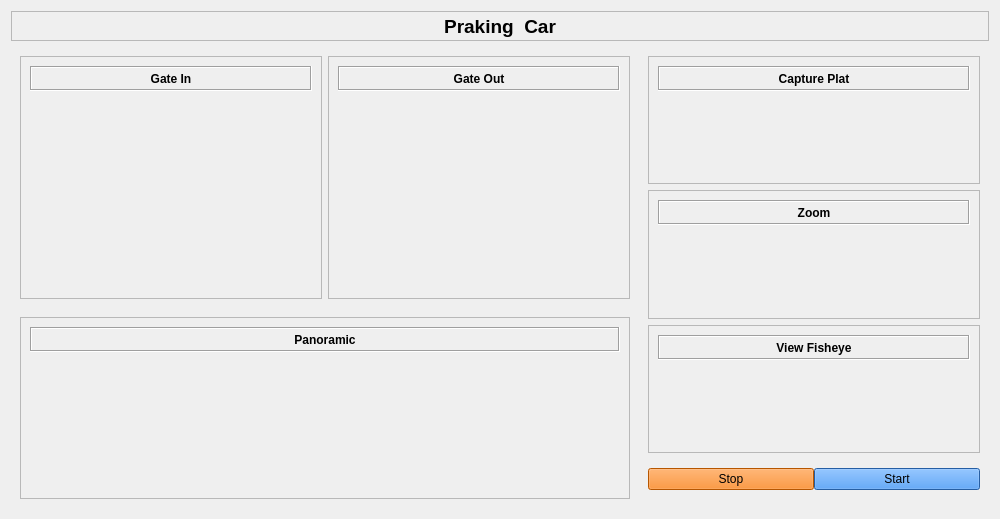
Above: ui_main.ui from regaarz/plugin-car-parking-system before the change. Below: the same form after it.
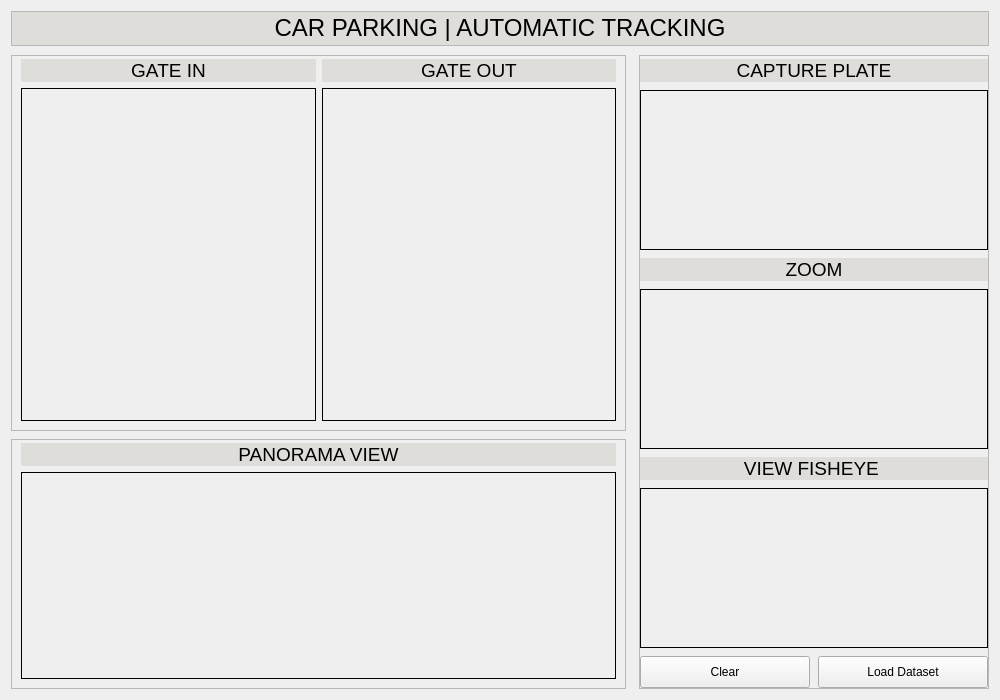
That is the form after the change.

```diff
--- a/ui_main.ui
+++ b/ui_main.ui
@@ -7,7 +7,7 @@
     <x>0</x>
     <y>0</y>
     <width>1000</width>
-    <height>519</height>
+    <height>700</height>
    </rect>
   </property>
   <property name="minimumSize">
@@ -19,69 +19,7 @@
   <property name="windowTitle">
    <string>Form</string>
   </property>
-  <layout class="QVBoxLayout" name="verticalLayout">
-   <item>
-    <widget class="QFrame" name="frame_2">
-     <property name="sizePolicy">
-      <sizepolicy hsizetype="Preferred" vsizetype="Preferred">
-       <horstretch>0</horstretch>
-       <verstretch>0</verstretch>
-      </sizepolicy>
-     </property>
-     <property name="minimumSize">
-      <size>
-       <width>0</width>
-       <height>30</height>
-      </size>
-     </property>
-     <property name="maximumSize">
-      <size>
-       <width>16777215</width>
-       <height>30</height>
-      </size>
-     </property>
-     <property name="frameShape">
-      <enum>QFrame::StyledPanel</enum>
-     </property>
-     <property name="frameShadow">
-      <enum>QFrame::Raised</enum>
-     </property>
-     <layout class="QVBoxLayout" name="verticalLayout_5">
-      <property name="spacing">
-       <number>0</number>
-      </property>
-      <property name="leftMargin">
-       <number>0</number>
-      </property>
-      <property name="topMargin">
-       <number>0</number>
-      </property>
-      <property name="rightMargin">
-       <number>0</number>
-      </property>
-      <property name="bottomMargin">
-       <number>0</number>
-      </property>
-      <item>
-       <widget class="QLabel" name="label">
-        <property name="font">
-         <font>
-          <pointsize>14</pointsize>
-          <weight>75</weight>
-          <bold>true</bold>
-         </font>
-        </property>
-        <property name="text">
-         <string>Praking  Car</string>
-        </property>
-        <property name="alignment">
-         <set>Qt::AlignCenter</set>
-        </property>
-       </widget>
-      </item>
-     </layout>
-    </widget>
-   </item>
+  <layout class="QHBoxLayout" name="horizontalLayout_2">
    <item>
     <widget class="QFrame" name="frame">
      <property name="frameShape">
@@ -90,7 +28,7 @@
      <property name="frameShadow">
       <enum>QFrame::Raised</enum>
      </property>
-     <layout class="QHBoxLayout" name="horizontalLayout">
+     <layout class="QVBoxLayout" name="verticalLayout">
       <property name="spacing">
        <number>0</number>
       </property>
@@ -106,6 +44,48 @@
       <property name="bottomMargin">
        <number>0</number>
       </property>
+      <item>
+       <widget class="QFrame" name="frame_2">
+        <property name="maximumSize">
+         <size>
+          <width>16777215</width>
+          <height>35</height>
+         </size>
+        </property>
+        <property name="frameShape">
+         <enum>QFrame::StyledPanel</enum>
+        </property>
+        <property name="frameShadow">
+         <enum>QFrame::Raised</enum>
+        </property>
+        <layout class="QHBoxLayout" name="horizontalLayout_4">
+         <property name="leftMargin">
+          <number>0</number>
+         </property>
+         <property name="topMargin">
+          <number>0</number>
+         </property>
+         <property name="rightMargin">
+          <number>0</number>
+         </property>
+         <property name="bottomMargin">
+          <number>0</number>
+         </property>
+         <item>
+          <widget class="QLabel" name="label_10">
+           <property name="styleSheet">
+            <string notr="true">background-color: rgb(222, 221, 218);
+font: 75 11pt &quot;Ubuntu&quot;;
+font: 75 11pt &quot;Ubuntu Condensed&quot;;</string>
+           </property>
+           <property name="text">
+            <string>&lt;html&gt;&lt;head/&gt;&lt;body&gt;&lt;p align=&quot;center&quot;&gt;&lt;span style=&quot; font-size:18pt;&quot;&gt;CAR PARKING | AUTOMATIC TRACKING&lt;/span&gt;&lt;/p&gt;&lt;/body&gt;&lt;/html&gt;</string>
+           </property>
+          </widget>
+         </item>
+        </layout>
+       </widget>
+      </item>
       <item>
        <widget class="QFrame" name="frame_3">
         <property name="frameShape">
@@ -114,15 +94,15 @@
         <property name="frameShadow">
          <enum>QFrame::Raised</enum>
         </property>
-        <layout class="QVBoxLayout" name="verticalLayout_3">
+        <layout class="QHBoxLayout" name="horizontalLayout">
          <property name="spacing">
-          <number>0</number>
+          <number>13</number>
          </property>
          <property name="leftMargin">
           <number>0</number>
          </property>
          <property name="topMargin">
-          <number>0</number>
+          <number>9</number>
          </property>
          <property name="rightMargin">
           <number>0</number>
@@ -131,189 +111,147 @@
           <number>0</number>
          </property>
          <item>
-          <widget class="QFrame" name="frame_8">
+          <widget class="QFrame" name="frame_4">
            <property name="frameShape">
             <enum>QFrame::NoFrame</enum>
            </property>
            <property name="frameShadow">
             <enum>QFrame::Raised</enum>
            </property>
-           <layout class="QHBoxLayout" name="horizontalLayout_2">
+           <layout class="QVBoxLayout" name="verticalLayout_3">
+            <property name="spacing">
+             <number>8</number>
+            </property>
+            <property name="leftMargin">
+             <number>0</number>
+            </property>
+            <property name="topMargin">
+             <number>0</number>
+            </property>
+            <property name="rightMargin">
+             <number>0</number>
+            </property>
+            <property name="bottomMargin">
+             <number>0</number>
+            </property>
             <item>
-             <widget class="QFrame" name="frame_10">
+             <widget class="QFrame" name="frame_6">
               <property name="frameShape">
                <enum>QFrame::StyledPanel</enum>
               </property>
               <property name="frameShadow">
                <enum>QFrame::Raised</enum>
               </property>
-              <layout class="QVBoxLayout" name="verticalLayout_6">
-               <item>
-                <widget class="QLabel" name="label_2">
-                 <property name="minimumSize">
-                  <size>
-                   <width>0</width>
-                   <height>25</height>
-                  </size>
-                 </property>
-                 <property name="maximumSize">
-                  <size>
-                   <width>16777215</width>
-                   <height>25</height>
-                  </size>
-                 </property>
-                 <property name="font">
-                  <font>
-                   <weight>75</weight>
-                   <bold>true</bold>
-                  </font>
-                 </property>
+              <layout class="QGridLayout" name="gridLayout">
+               <property name="topMargin">
+                <number>3</number>
+               </property>
+               <item row="1" column="0">
+                <widget class="QLabel" name="cam_gate_in">
                  <property name="frameShape">
                   <enum>QFrame::Box</enum>
                  </property>
-                 <property name="frameShadow">
-                  <enum>QFrame::Sunken</enum>
-                 </property>
                  <property name="text">
-                  <string>Gate In</string>
+                  <string/>
                  </property>
-                 <property name="alignment">
-                  <set>Qt::AlignCenter</set>
-                 </property>
                 </widget>
                </item>
-               <item>
-                <widget class="QLabel" name="vidio_gate_in">
+               <item row="1" column="1">
+                <widget class="QLabel" name="cam_gate_out">
+                 <property name="frameShape">
+                  <enum>QFrame::Box</enum>
+                 </property>
                  <property name="text">
                   <string/>
                  </property>
                 </widget>
                </item>
-              </layout>
-             </widget>
-            </item>
-            <item>
-             <widget class="QFrame" name="frame_11">
-              <property name="frameShape">
-               <enum>QFrame::StyledPanel</enum>
-              </property>
-              <property name="frameShadow">
-               <enum>QFrame::Raised</enum>
-              </property>
-              <layout class="QVBoxLayout" name="verticalLayout_7">
-               <item>
-                <widget class="QLabel" name="label_5">
-                 <property name="minimumSize">
-                  <size>
-                   <width>0</width>
-                   <height>25</height>
-                  </size>
-                 </property>
+               <item row="0" column="0">
+                <widget class="QLabel" name="label_8">
                  <property name="maximumSize">
                   <size>
                    <width>16777215</width>
-                   <height>25</height>
+                   <height>23</height>
                   </size>
                  </property>
-                 <property name="font">
-                  <font>
-                   <weight>75</weight>
-                   <bold>true</bold>
-                  </font>
+                 <property name="styleSheet">
+                  <string notr="true">background-color: rgb(222, 221, 218);
+font: 75 11pt &quot;Suranna&quot;;</string>
                  </property>
-                 <property name="frameShape">
-                  <enum>QFrame::Box</enum>
-                 </property>
-                 <property name="frameShadow">
-                  <enum>QFrame::Sunken</enum>
-                 </property>
                  <property name="text">
-                  <string>Gate Out</string>
+                  <string>&lt;html&gt;&lt;head/&gt;&lt;body&gt;&lt;p align=&quot;center&quot;&gt;&lt;span style=&quot; font-size:14pt;&quot;&gt;GATE IN&lt;/span&gt;&lt;/p&gt;&lt;/body&gt;&lt;/html&gt;</string>
                  </property>
-                 <property name="alignment">
-                  <set>Qt::AlignCenter</set>
-                 </property>
                 </widget>
                </item>
-               <item>
-                <widget class="QLabel" name="vidio_gate_out">
+               <item row="0" column="1">
+                <widget class="QLabel" name="label_9">
+                 <property name="maximumSize">
+                  <size>
+                   <width>16777215</width>
+                   <height>23</height>
+                  </size>
+                 </property>
+                 <property name="styleSheet">
+                  <string notr="true">background-color: rgb(222, 221, 218);
+font: 75 11pt &quot;Suranna&quot;;</string>
+                 </property>
                  <property name="text">
-                  <string/>
+                  <string>&lt;html&gt;&lt;head/&gt;&lt;body&gt;&lt;p align=&quot;center&quot;&gt;&lt;span style=&quot; font-size:14pt;&quot;&gt;GATE OUT&lt;/span&gt;&lt;/p&gt;&lt;/body&gt;&lt;/html&gt;</string>
                  </property>
                 </widget>
                </item>
               </layout>
              </widget>
             </item>
-           </layout>
-          </widget>
-         </item>
-         <item>
-          <widget class="QFrame" name="frame_9">
-           <property name="minimumSize">
-            <size>
-             <width>0</width>
-             <height>200</height>
-            </size>
-           </property>
-           <property name="maximumSize">
-            <size>
-             <width>16777215</width>
-             <height>200</height>
-            </size>
-           </property>
-           <property name="frameShape">
-            <enum>QFrame::NoFrame</enum>
-           </property>
-           <property name="frameShadow">
-            <enum>QFrame::Raised</enum>
-           </property>
-           <layout class="QVBoxLayout" name="verticalLayout_4">
             <item>
-             <widget class="QFrame" name="frame_12">
+             <widget class="QFrame" name="frame_7">
+              <property name="minimumSize">
+               <size>
+                <width>0</width>
+                <height>250</height>
+               </size>
+              </property>
+              <property name="maximumSize">
+               <size>
+                <width>16777215</width>
+                <height>250</height>
+               </size>
+              </property>
               <property name="frameShape">
                <enum>QFrame::StyledPanel</enum>
               </property>
               <property name="frameShadow">
                <enum>QFrame::Raised</enum>
               </property>
-              <layout class="QVBoxLayout" name="verticalLayout_11">
+              <layout class="QVBoxLayout" name="verticalLayout_4">
+               <property name="leftMargin">
+                <number>9</number>
+               </property>
+               <property name="topMargin">
+                <number>3</number>
+               </property>
                <item>
-                <widget class="QLabel" name="label_7">
-                 <property name="minimumSize">
-                  <size>
-                   <width>0</width>
-                   <height>25</height>
-                  </size>
-                 </property>
+                <widget class="QLabel" name="label_6">
                  <property name="maximumSize">
                   <size>
                    <width>16777215</width>
-                   <height>25</height>
+                   <height>23</height>
                   </size>
                  </property>
-                 <property name="font">
-                  <font>
-                   <weight>75</weight>
-                   <bold>true</bold>
-                  </font>
+                 <property name="styleSheet">
+                  <string notr="true">background-color: rgb(222, 221, 218);
+font: 75 11pt &quot;Suranna&quot;;</string>
                  </property>
-                 <property name="frameShape">
-                  <enum>QFrame::Box</enum>
-                 </property>
-                 <property name="frameShadow">
-                  <enum>QFrame::Sunken</enum>
-                 </property>
                  <property name="text">
-                  <string>Panoramic</string>
+                  <string>&lt;html&gt;&lt;head/&gt;&lt;body&gt;&lt;p align=&quot;center&quot;&gt;&lt;span style=&quot; font-size:14pt;&quot;&gt;PANORAMA VIEW&lt;/span&gt;&lt;/p&gt;&lt;/body&gt;&lt;/html&gt;</string>
                  </property>
-                 <property name="alignment">
-                  <set>Qt::AlignCenter</set>
-                 </property>
                 </widget>
                </item>
                <item>
-                <widget class="QLabel" name="vidio_pano">
+                <widget class="QLabel" name="cam_panorama">
+                 <property name="frameShape">
+                  <enum>QFrame::Box</enum>
+                 </property>
                  <property name="text">
                   <string/>
                  </property>
@@ -325,244 +263,150 @@
            </layout>
           </widget>
          </item>
-        </layout>
-       </widget>
-      </item>
-      <item>
-       <widget class="QFrame" name="frame_4">
-        <property name="minimumSize">
-         <size>
-          <width>350</width>
-          <height>0</height>
-         </size>
-        </property>
-        <property name="maximumSize">
-         <size>
-          <width>350</width>
-          <height>16777215</height>
-         </size>
-        </property>
-        <property name="frameShape">
-         <enum>QFrame::NoFrame</enum>
-        </property>
-        <property name="frameShadow">
-         <enum>QFrame::Raised</enum>
-        </property>
-        <layout class="QVBoxLayout" name="verticalLayout_2">
          <item>
           <widget class="QFrame" name="frame_5">
-           <property name="frameShape">
-            <enum>QFrame::StyledPanel</enum>
+           <property name="maximumSize">
+            <size>
+             <width>350</width>
+             <height>16777215</height>
+            </size>
            </property>
-           <property name="frameShadow">
-            <enum>QFrame::Raised</enum>
-           </property>
-           <layout class="QVBoxLayout" name="verticalLayout_8">
-            <item>
-             <widget class="QLabel" name="label_9">
-              <property name="minimumSize">
-               <size>
-                <width>0</width>
-                <height>25</height>
-               </size>
-              </property>
-              <property name="maximumSize">
-               <size>
-                <width>16777215</width>
-                <height>25</height>
-               </size>
-              </property>
-              <property name="font">
-               <font>
-                <weight>75</weight>
-                <bold>true</bold>
-               </font>
-              </property>
-              <property name="frameShape">
-               <enum>QFrame::Box</enum>
-              </property>
-              <property name="frameShadow">
-               <enum>QFrame::Sunken</enum>
-              </property>
-              <property name="text">
-               <string>Capture Plat</string>
-              </property>
-              <property name="alignment">
-               <set>Qt::AlignCenter</set>
-              </property>
-             </widget>
-            </item>
-            <item>
-             <widget class="QLabel" name="img_plat">
-              <property name="text">
-               <string/>
-              </property>
-             </widget>
-            </item>
-           </layout>
-          </widget>
-         </item>
-         <item>
-          <widget class="QFrame" name="frame_6">
            <property name="frameShape">
             <enum>QFrame::StyledPanel</enum>
            </property>
            <property name="frameShadow">
             <enum>QFrame::Raised</enum>
            </property>
-           <layout class="QVBoxLayout" name="verticalLayout_9">
+           <layout class="QVBoxLayout" name="verticalLayout_2">
+            <property name="spacing">
+             <number>8</number>
+            </property>
+            <property name="leftMargin">
+             <number>0</number>
+            </property>
+            <property name="topMargin">
+             <number>3</number>
+            </property>
+            <property name="rightMargin">
+             <number>0</number>
+            </property>
+            <property name="bottomMargin">
+             <number>0</number>
+            </property>
             <item>
              <widget class="QLabel" name="label_11">
-              <property name="minimumSize">
-               <size>
-                <width>0</width>
-                <height>25</height>
-               </size>
-              </property>
               <property name="maximumSize">
                <size>
                 <width>16777215</width>
-                <height>25</height>
+                <height>23</height>
                </size>
               </property>
-              <property name="font">
-               <font>
-                <weight>75</weight>
-                <bold>true</bold>
-               </font>
+              <property name="styleSheet">
+               <string notr="true">background-color: rgb(222, 221, 218);
+font: 75 11pt &quot;Suranna&quot;;</string>
               </property>
+              <property name="text">
+               <string>&lt;html&gt;&lt;head/&gt;&lt;body&gt;&lt;p align=&quot;center&quot;&gt;&lt;span style=&quot; font-size:14pt;&quot;&gt;CAPTURE PLATE&lt;/span&gt;&lt;/p&gt;&lt;/body&gt;&lt;/html&gt;</string>
+              </property>
+             </widget>
+            </item>
+            <item>
+             <widget class="QLabel" name="img_plate">
               <property name="frameShape">
                <enum>QFrame::Box</enum>
               </property>
-              <property name="frameShadow">
-               <enum>QFrame::Sunken</enum>
-              </property>
               <property name="text">
-               <string>Zoom</string>
+               <string/>
               </property>
-              <property name="alignment">
-               <set>Qt::AlignCenter</set>
+             </widget>
+            </item>
+            <item>
+             <widget class="QLabel" name="label_12">
+              <property name="maximumSize">
+               <size>
+                <width>16777215</width>
+                <height>23</height>
+               </size>
               </property>
+              <property name="styleSheet">
+               <string notr="true">background-color: rgb(222, 221, 218);
+font: 75 11pt &quot;Suranna&quot;;</string>
+              </property>
+              <property name="text">
+               <string>&lt;html&gt;&lt;head/&gt;&lt;body&gt;&lt;p align=&quot;center&quot;&gt;&lt;span style=&quot; font-size:14pt;&quot;&gt;ZOOM&lt;/span&gt;&lt;/p&gt;&lt;/body&gt;&lt;/html&gt;</string>
+              </property>
              </widget>
             </item>
             <item>
-             <widget class="QLabel" name="vidio_zoom">
+             <widget class="QLabel" name="zoom">
+              <property name="frameShape">
+               <enum>QFrame::Box</enum>
+              </property>
               <property name="text">
                <string/>
               </property>
              </widget>
             </item>
-           </layout>
-          </widget>
-         </item>
-         <item>
-          <widget class="QFrame" name="frame_7">
-           <property name="frameShape">
-            <enum>QFrame::StyledPanel</enum>
-           </property>
-           <property name="frameShadow">
-            <enum>QFrame::Raised</enum>
-           </property>
-           <layout class="QVBoxLayout" name="verticalLayout_10">
             <item>
              <widget class="QLabel" name="label_13">
-              <property name="minimumSize">
-               <size>
-                <width>0</width>
-                <height>25</height>
-               </size>
-              </property>
               <property name="maximumSize">
                <size>
                 <width>16777215</width>
-                <height>25</height>
+                <height>23</height>
                </size>
               </property>
-              <property name="font">
-               <font>
-                <weight>75</weight>
-                <bold>true</bold>
-               </font>
+              <property name="styleSheet">
+               <string notr="true">background-color: rgb(222, 221, 218);
+font: 75 11pt &quot;Suranna&quot;;
+</string>
               </property>
+              <property name="text">
+               <string>&lt;html&gt;&lt;head/&gt;&lt;body&gt;&lt;p align=&quot;center&quot;&gt;&lt;span style=&quot; font-size:14pt;&quot;&gt;VIEW FISHEYE &lt;/span&gt;&lt;/p&gt;&lt;/body&gt;&lt;/html&gt;</string>
+              </property>
+             </widget>
+            </item>
+            <item>
+             <widget class="QLabel" name="cam_fisheye">
               <property name="frameShape">
                <enum>QFrame::Box</enum>
               </property>
-              <property name="frameShadow">
-               <enum>QFrame::Sunken</enum>
-              </property>
-              <property name="text">
-               <string>View Fisheye</string>
-              </property>
-              <property name="alignment">
-               <set>Qt::AlignCenter</set>
-              </property>
-             </widget>
-            </item>
-            <item>
-             <widget class="QLabel" name="vidio_fisheye">
               <property name="text">
                <string/>
               </property>
-             </widget>
-            </item>
-           </layout>
-          </widget>
-         </item>
-         <item>
-          <widget class="QFrame" name="frame_13">
-           <property name="minimumSize">
-            <size>
-             <width>0</width>
-             <height>40</height>
-            </size>
-           </property>
-           <property name="maximumSize">
-            <size>
-             <width>16777215</width>
-             <height>40</height>
-            </size>
-           </property>
-           <property name="frameShape">
-            <enum>QFrame::NoFrame</enum>
-           </property>
-           <property name="frameShadow">
-            <enum>QFrame::Raised</enum>
-           </property>
-           <layout class="QHBoxLayout" name="horizontalLayout_3">
-            <property name="spacing">
-             <number>0</number>
-            </property>
-            <property name="leftMargin">
-             <number>0</number>
-            </property>
-            <property name="topMargin">
-             <number>0</number>
-            </property>
-            <property name="rightMargin">
-             <number>0</number>
-            </property>
-            <property name="bottomMargin">
-             <number>0</number>
-            </property>
-            <item>
-             <widget class="QPushButton" name="pushButton_2">
-              <property name="styleSheet">
-               <string notr="true">background-color: rgb(255, 120, 0);</string>
+              <property name="scaledContents">
+               <bool>true</bool>
               </property>
-              <property name="text">
-               <string>Stop</string>
-              </property>
              </widget>
             </item>
             <item>
-             <widget class="QPushButton" name="pushButton">
-              <property name="styleSheet">
-               <string notr="true">background-color: rgb(53, 132, 228);</string>
-              </property>
-              <property name="text">
-               <string>Start</string>
-              </property>
-             </widget>
+             <layout class="QHBoxLayout" name="horizontalLayout_3">
+              <item>
+               <widget class="QPushButton" name="btn_clear">
+                <property name="maximumSize">
+                 <size>
+                  <width>16777215</width>
+                  <height>32</height>
+                 </size>
+                </property>
+                <property name="text">
+                 <string>Clear</string>
+                </property>
+               </widget>
+              </item>
+              <item>
+               <widget class="QPushButton" name="btn_load">
+                <property name="maximumSize">
+                 <size>
+                  <width>16777215</width>
+                  <height>32</height>
+                 </size>
+                </property>
+                <property name="text">
+                 <string>Load Dataset</string>
+                </property>
+               </widget>
+              </item>
+             </layout>
             </item>
            </layout>
           </widget>
```
